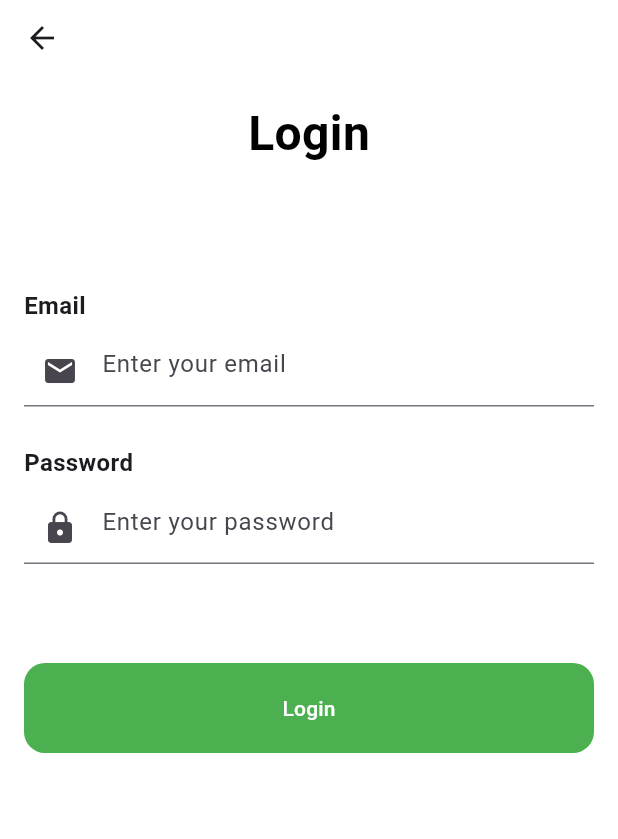
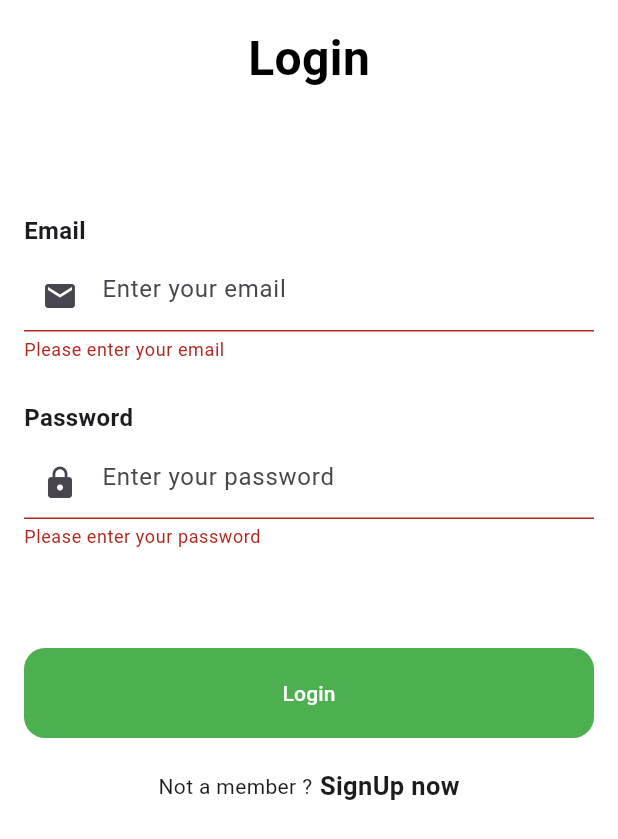
Before and after one commit to raghda-ali/ToDo-App, a Flutter app: the screen it shows once a user with an empty profile is signed in, after a tap on "Logout", after a tap on "Login", on a phone screen of 412 x 824 dp. Shown: the top 839 px of the screen. Run offline on Flutter 3.47's test engine with Material 3 defaults, Android fonts, the phone set to English and light mode, and no system bars; our stand-ins replace cloud_firestore, firebase_auth, firebase_core, fluttertoast, get_it; accounts and stored records are empty.

```diff
--- a/lib/features/auth/presentation/pages/login_page.dart
+++ b/lib/features/auth/presentation/pages/login_page.dart
@@ -17,17 +17,11 @@ class LoginPage extends StatelessWidget {
     return Scaffold(
       backgroundColor: Colors.white,
       resizeToAvoidBottomInset: true,
-      appBar: AppBar(
-        backgroundColor: Colors.transparent,
-        elevation: 0,
-        toolbarHeight: 50,
-        leading: IconButton(
-          onPressed: () {
-            Navigator.pop(context);
-          },
-          icon: Icon(Icons.arrow_back),
-        ),
-      ),
+      // appBar: AppBar(
+      //   backgroundColor: Colors.transparent,
+      //   elevation: 0,
+      //   toolbarHeight: 50,
+      // ),
       body: SafeArea(
         child: SingleChildScrollView(
           padding: const EdgeInsets.symmetric(horizontal: 16, vertical: 16),
@@ -87,6 +81,26 @@ class LoginPage extends StatelessWidget {
                             style: TextStyle(color: Colors.white),
                           ),
                 ),
+                SizedBox(height: 20),
+                Row(
+                  spacing: 5,
+                  mainAxisAlignment: MainAxisAlignment.center,
+                  children: [
+                    Text('Not a member ?'),
+                    GestureDetector(
+                      onTap: () {
+                        Navigator.pushNamed(context, RoutersNames.registerPage);
+                      },
+                      child: Text(
+                        'SignUp now',
+                        style: TextStyle(
+                          fontWeight: FontWeight.bold,
+                          fontSize: 17,
+                        ),
+                      ),
+                    ),
+                  ],
+                ),
               ],
             ),
           ),
--- a/lib/features/crud/presentation/pages/home_page.dart
+++ b/lib/features/crud/presentation/pages/home_page.dart
@@ -26,7 +26,7 @@ class HomePage extends StatelessWidget {
               if (!context.mounted) return;
 
               Navigator.of(context).pushNamedAndRemoveUntil(
-                RoutersNames.registerPage,
+                RoutersNames.loginPage,
                 (route) => false,
               );
             },
@@ -34,20 +34,13 @@ class HomePage extends StatelessWidget {
           ),
         ],
       ),
-      body:
-          // todos.isEmpty
-          //     ? const Center(child: Text("No tasks found."))
-          //     : toDoProvider.isLoaded == false
-          //     ? Center(child: CircularProgressIndicator(color: Colors.black))
-          //     :
-          TodoListWidget(todos: todos),
-
       floatingActionButton: FloatingActionButton(
         onPressed: () {
           Navigator.pushNamed(context, RoutersNames.addToDoPage);
         },
         child: const Icon(Icons.add),
       ),
+      body: TodoListWidget(todos: todos),
     );
   }
 }
```
Also changed, not shown: lib/features/crud/presentation/provider/todos_provider.dart (+1 -12 lines), 1 other file.
